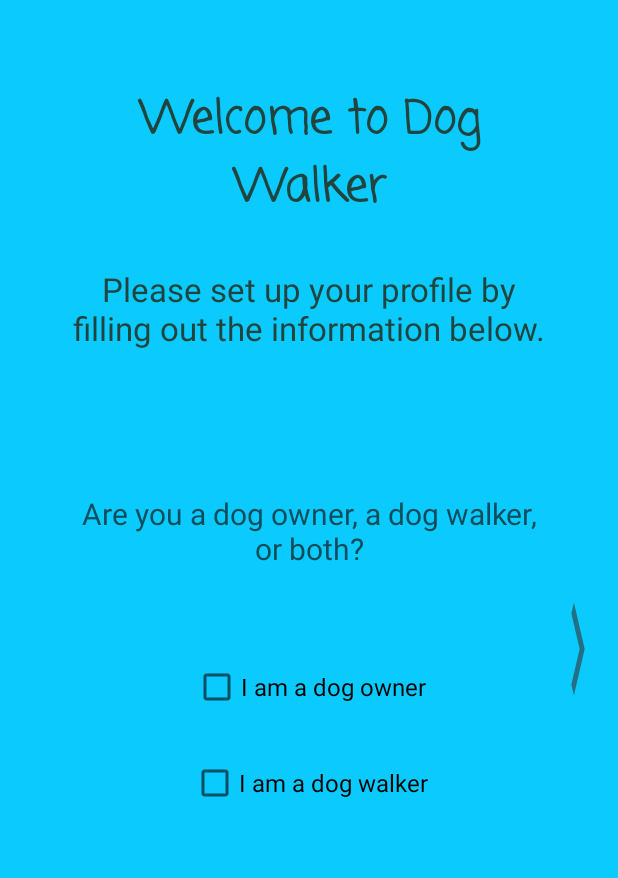
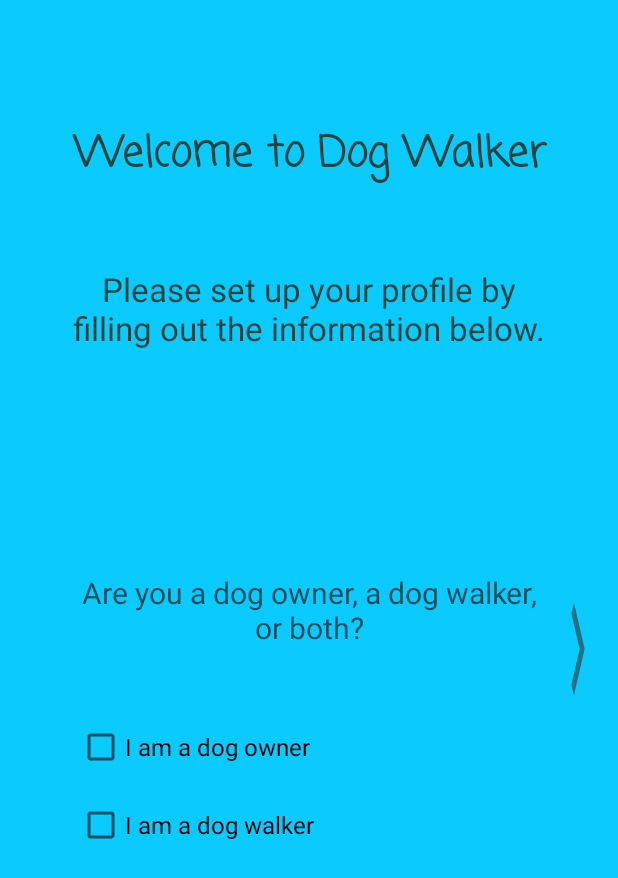
Before and after one commit to alia-io/DogWalker, an Android app: the Fragment1 screen opened directly, with no data from a screen before it, on a phone screen of 412 x 824 dp. Shown: the top 878 px of the screen. Run offline under Robolectric (Android 15) with nearby library versions, the phone set to English and light mode, and no system bars; our stand-ins replace Firebase (no records; nobody signed in at launch, a user with empty details on screens opened directly).

Commit message:
first fragment layout fixes

```diff
--- a/app/src/main/java/com/example/dogwalker/setupprofile/Fragment1.java
+++ b/app/src/main/java/com/example/dogwalker/setupprofile/Fragment1.java
@@ -9,8 +9,10 @@ import android.view.View;
 import android.view.ViewGroup;
 import android.widget.CheckBox;
 import android.widget.CompoundButton;
+import android.widget.EditText;
 import android.widget.LinearLayout;
 import android.widget.NumberPicker;
+import android.widget.TextView;
 
 import androidx.annotation.NonNull;
 import androidx.constraintlayout.widget.ConstraintLayout;
@@ -26,16 +28,21 @@ public class Fragment1 extends Fragment {
     private int dogWalkerTimeId;
     private CheckBox dogOwner;
     private CheckBox dogWalker;
+    private TextView dogOwnerText;
+    private TextView dogWalkerText;
     private LinearLayout dogOwnerTime;
     private LinearLayout dogWalkerTime;
-    private NumberPicker dogOwnerYears;
-    private NumberPicker dogOwnerMonths;
-    private NumberPicker dogOwnerDays;
-    private NumberPicker dogWalkerYears;
-    private NumberPicker dogWalkerMonths;
-    private NumberPicker dogWalkerDays;
-    private ConstraintLayout parentLayout;
-    private ConstraintSet constraintSet;
+    private EditText dogOwnerYears;
+    private EditText dogOwnerMonths;
+    private EditText dogOwnerDays;
+    private EditText dogWalkerYears;
+    private EditText dogWalkerMonths;
+    private EditText dogWalkerDays;
+    private LinearLayout parentLayout;
+    private LinearLayout dogOwnerLayout;
+    private LinearLayout dogWalkerLayout;
+    //private ConstraintLayout parentLayout;
+    //private ConstraintSet constraintSet;
 
     @Override
     public View onCreateView(@NonNull LayoutInflater inflater, ViewGroup container, Bundle savedInstanceState) {
@@ -48,8 +55,13 @@ public class Fragment1 extends Fragment {
             dogWalkerTimeId = R.id.dog_walker_time;
 
             parentLayout = view.findViewById(parentId);
+            dogOwnerLayout = view.findViewById(R.id.dog_owner_layout);
+            dogWalkerLayout = view.findViewById(R.id.dog_walker_layout);
+
             dogOwner = view.findViewById(R.id.dog_owner);
             dogWalker = view.findViewById(dogWalkerId);
+            dogOwnerText = view.findViewById(R.id.owner_instruction);
+            dogWalkerText = view.findViewById(R.id.walker_instruction);
             dogOwnerTime = view.findViewById(R.id.dog_owner_time);
             dogWalkerTime = view.findViewById(dogWalkerTimeId);
 
@@ -60,43 +72,39 @@ public class Fragment1 extends Fragment {
             dogWalkerMonths = view.findViewById(R.id.walker_months);
             dogWalkerDays = view.findViewById(R.id.walker_days);
 
-            dogOwnerYears.setMinValue(0);
-            dogOwnerYears.setMaxValue(99);
-            dogOwnerMonths.setMinValue(0);
-            dogOwnerMonths.setMaxValue(11);
-            dogOwnerDays.setMinValue(0);
-            dogOwnerDays.setMaxValue(30);
-
-            dogWalkerYears.setMinValue(0);
-            dogWalkerYears.setMaxValue(99);
-            dogWalkerMonths.setMinValue(0);
-            dogWalkerMonths.setMaxValue(11);
-            dogWalkerDays.setMinValue(0);
-            dogWalkerDays.setMaxValue(30);
-
-            constraintSet = new ConstraintSet();
-            constraintSet.clone(parentLayout);
+            //constraintSet = new ConstraintSet();
+            //constraintSet.clone(parentLayout);
 
             dogOwner.setOnCheckedChangeListener((buttonView, isChecked) -> {
                 if (isChecked) {
+                    dogOwnerText.setVisibility(View.VISIBLE);
                     dogOwnerTime.setVisibility(View.VISIBLE);
-                    constraintSet.connect(dogWalkerId, ConstraintSet.TOP, R.id.line_75, ConstraintSet.TOP);
+                    //parentLayout.setWeightSum(parentLayout.getWeightSum() + 1f);
+
+                    /*constraintSet.connect(dogWalkerId, ConstraintSet.TOP, R.id.line_75, ConstraintSet.TOP);
                     constraintSet.connect(dogWalkerId, ConstraintSet.BOTTOM, R.id.line_85, ConstraintSet.BOTTOM);
                     constraintSet.connect(dogWalkerTimeId, ConstraintSet.TOP, R.id.line_90, ConstraintSet.TOP);
-                    constraintSet.connect(dogWalkerTimeId, ConstraintSet.BOTTOM, parentId, ConstraintSet.BOTTOM);
+                    constraintSet.connect(dogWalkerTimeId, ConstraintSet.BOTTOM, parentId, ConstraintSet.BOTTOM);*/
                 } else {
+                    dogOwnerText.setVisibility(View.GONE);
                     dogOwnerTime.setVisibility(View.GONE);
-                    constraintSet.connect(dogWalkerId, ConstraintSet.TOP, R.id.line_60, ConstraintSet.TOP);
+                    /*constraintSet.connect(dogWalkerId, ConstraintSet.TOP, R.id.line_60, ConstraintSet.TOP);
                     constraintSet.connect(dogWalkerId, ConstraintSet.BOTTOM, R.id.line_70, ConstraintSet.BOTTOM);
                     constraintSet.connect(dogWalkerTimeId, ConstraintSet.TOP, R.id.line_75, ConstraintSet.TOP);
-                    constraintSet.connect(dogWalkerTimeId, ConstraintSet.BOTTOM, R.id.line_85, ConstraintSet.BOTTOM);
+                    constraintSet.connect(dogWalkerTimeId, ConstraintSet.BOTTOM, R.id.line_85, ConstraintSet.BOTTOM);*/
                 }
-                constraintSet.applyTo(parentLayout);
+                //constraintSet.applyTo(parentLayout);
             });
 
             dogWalker.setOnCheckedChangeListener((buttonView, isChecked) -> {
-                if (isChecked) dogWalkerTime.setVisibility(View.VISIBLE);
-                else dogWalkerTime.setVisibility(View.GONE);
+                if (isChecked) {
+                    dogWalkerText.setVisibility(View.VISIBLE);
+                    dogWalkerTime.setVisibility(View.VISIBLE);
+                }
+                else {
+                    dogWalkerText.setVisibility(View.GONE);
+                    dogWalkerTime.setVisibility(View.GONE);
+                }
             });
         }
 
@@ -117,7 +125,8 @@ public class Fragment1 extends Fragment {
     public void onDetach() {
         super.onDetach();
         fragmentTracker.saveFragment1(dogOwner.isChecked(), dogWalker.isChecked(),
-                dogOwnerYears.getValue(), dogOwnerMonths.getValue(), dogOwnerDays.getValue(),
-                dogWalkerYears.getValue(), dogWalkerMonths.getValue(), dogWalkerDays.getValue());
+                Integer.parseInt(dogOwnerYears.getText().toString()), Integer.parseInt(dogOwnerMonths.getText().toString()),
+                Integer.parseInt(dogOwnerDays.getText().toString()), Integer.parseInt(dogWalkerYears.getText().toString()),
+                Integer.parseInt(dogWalkerMonths.getText().toString()), Integer.parseInt(dogWalkerDays.getText().toString()));
     }
 }
--- a/app/src/main/res/layout/activity_set_up_profile.xml
+++ b/app/src/main/res/layout/activity_set_up_profile.xml
@@ -34,7 +34,7 @@
         android:fontFamily="casual"
         android:textColor="@color/dark_green"
         android:textStyle="bold"
-        android:textSize="30sp"
+        android:textSize="28sp"
         android:gravity="center"
         android:layout_width="0dp"
         android:layout_height="0dp"
--- a/app/src/main/res/layout/fragment_set_up_profile_1.xml
+++ b/app/src/main/res/layout/fragment_set_up_profile_1.xml
@@ -1,22 +1,25 @@
 <?xml version="1.0" encoding="utf-8"?>
-<androidx.constraintlayout.widget.ConstraintLayout
+<LinearLayout
     xmlns:android="http://schemas.android.com/apk/res/android"
     xmlns:app="http://schemas.android.com/apk/res-auto"
     android:id="@+id/fragment_parent"
+    android:orientation="vertical"
     android:layout_width="match_parent"
     android:layout_height="match_parent">
     <TextView
         android:id="@+id/instruction"
-        android:text="@string/set_up_instruction_1a"
+        android:text="@string/set_up_instruction_1"
         android:textColor="@color/turquoise"
         android:textSize="20sp"
         android:gravity="center"
+        android:layout_marginBottom="50dp"
         android:layout_width="wrap_content"
-        android:layout_height="wrap_content"
-        app:layout_constraintRight_toRightOf="parent"
-        app:layout_constraintLeft_toLeftOf="parent"
-        app:layout_constraintTop_toTopOf="parent"
-        app:layout_constraintBottom_toBottomOf="@id/line_25" />
+        android:layout_height="wrap_content" />
+    <LinearLayout
+        android:id="@+id/dog_owner_layout"
+        android:orientation="vertical"
+        android:layout_width="wrap_content"
+        android:layout_height="wrap_content">
         <CheckBox
             android:id="@+id/dog_owner"
             android:text="@string/dog_owner_text"
@@ -24,44 +27,45 @@
             android:checked="false"
             android:gravity="center"
             android:layout_width="wrap_content"
-        android:layout_height="wrap_content"
-        app:layout_constraintRight_toRightOf="parent"
-        app:layout_constraintLeft_toLeftOf="parent"
-        app:layout_constraintTop_toTopOf="@id/line_40"
-        app:layout_constraintBottom_toBottomOf="@id/line_50" />
+            android:layout_height="wrap_content" />
+        <TextView
+            android:id="@+id/owner_instruction"
+            android:text="@string/set_up_instruction_1_owner"
+            android:visibility="gone"
+            android:gravity="center"
+            android:layout_width="wrap_content"
+            android:layout_height="wrap_content" />
         <LinearLayout
             android:id="@+id/dog_owner_time"
             android:visibility="gone"
             android:gravity="center"
             android:orientation="horizontal"
             android:layout_width="wrap_content"
-        android:layout_height="wrap_content"
-        app:layout_constraintRight_toRightOf="parent"
-        app:layout_constraintLeft_toLeftOf="parent"
-        app:layout_constraintTop_toTopOf="@id/line_55"
-        app:layout_constraintBottom_toBottomOf="@id/line_65">
-        <TextView
-            android:text="@string/set_up_instruction_1b"
-            android:layout_width="wrap_content"
-            android:layout_height="wrap_content" />
-        <NumberPicker
+            android:layout_height="wrap_content">
+            <EditText
                 android:id="@+id/owner_years"
+                android:inputType="number"
+                android:maxLength="2"
                 android:layout_width="wrap_content"
                 android:layout_height="wrap_content" />
             <TextView
                 android:text="@string/years"
                 android:layout_width="wrap_content"
                 android:layout_height="wrap_content" />
-        <NumberPicker
+            <EditText
                 android:id="@+id/owner_months"
+                android:inputType="number"
+                android:maxLength="2"
                 android:layout_width="wrap_content"
                 android:layout_height="wrap_content" />
             <TextView
                 android:text="@string/months"
                 android:layout_width="wrap_content"
                 android:layout_height="wrap_content" />
-        <NumberPicker
+            <EditText
                 android:id="@+id/owner_days"
+                android:inputType="number"
+                android:maxLength="2"
                 android:layout_width="wrap_content"
                 android:layout_height="wrap_content" />
             <TextView
@@ -69,51 +73,58 @@
                 android:layout_width="wrap_content"
                 android:layout_height="wrap_content" />
         </LinearLayout>
+    </LinearLayout>
+    <LinearLayout
+        android:id="@+id/dog_walker_layout"
+        android:layout_marginTop="20dp"
+        android:orientation="vertical"
+        android:layout_width="wrap_content"
+        android:layout_height="wrap_content">
         <CheckBox
             android:id="@+id/dog_walker"
             android:text="@string/dog_walker_text"
             android:textSize="16sp"
             android:checked="false"
+            android:layout_width="wrap_content"
+            android:layout_height="wrap_content" />
+        <TextView
+            android:id="@+id/walker_instruction"
+            android:text="@string/set_up_instruction_1_owner"
+            android:visibility="gone"
             android:gravity="center"
             android:layout_width="wrap_content"
-        android:layout_height="wrap_content"
-        app:layout_constraintLeft_toLeftOf="parent"
-        app:layout_constraintRight_toRightOf="parent"
-        app:layout_constraintTop_toTopOf="@id/line_60"
-        app:layout_constraintBottom_toBottomOf="@id/line_70" />
+            android:layout_height="wrap_content" />
         <LinearLayout
             android:id="@+id/dog_walker_time"
             android:visibility="gone"
             android:gravity="center"
             android:orientation="horizontal"
             android:layout_width="wrap_content"
-        android:layout_height="wrap_content"
-        app:layout_constraintRight_toRightOf="parent"
-        app:layout_constraintLeft_toLeftOf="parent"
-        app:layout_constraintTop_toTopOf="@id/line_75"
-        app:layout_constraintBottom_toBottomOf="@id/line_85">
-        <TextView
-            android:text="@string/set_up_instruction_1b"
-            android:layout_width="wrap_content"
-            android:layout_height="wrap_content" />
-        <NumberPicker
+            android:layout_height="wrap_content">
+            <EditText
                 android:id="@+id/walker_years"
+                android:inputType="number"
+                android:maxLength="2"
                 android:layout_width="wrap_content"
                 android:layout_height="wrap_content" />
             <TextView
                 android:text="@string/years"
                 android:layout_width="wrap_content"
                 android:layout_height="wrap_content" />
-        <NumberPicker
+            <EditText
                 android:id="@+id/walker_months"
+                android:inputType="number"
+                android:maxLength="2"
                 android:layout_width="wrap_content"
                 android:layout_height="wrap_content" />
             <TextView
                 android:text="@string/months"
                 android:layout_width="wrap_content"
                 android:layout_height="wrap_content" />
-        <NumberPicker
+            <EditText
                 android:id="@+id/walker_days"
+                android:inputType="number"
+                android:maxLength="2"
                 android:layout_width="wrap_content"
                 android:layout_height="wrap_content" />
             <TextView
@@ -121,24 +132,5 @@
                 android:layout_width="wrap_content"
                 android:layout_height="wrap_content" />
         </LinearLayout>
-    <androidx.constraintlayout.widget.Guideline android:id="@+id/line_25" android:orientation="horizontal"
-        android:layout_width="wrap_content" android:layout_height="wrap_content" app:layout_constraintGuide_percent="0.25" />
-    <androidx.constraintlayout.widget.Guideline android:id="@+id/line_40" android:orientation="horizontal"
-        android:layout_width="wrap_content" android:layout_height="wrap_content" app:layout_constraintGuide_percent="0.4" />
-    <androidx.constraintlayout.widget.Guideline android:id="@+id/line_50" android:orientation="horizontal"
-        android:layout_width="wrap_content" android:layout_height="wrap_content" app:layout_constraintGuide_percent="0.5" />
-    <androidx.constraintlayout.widget.Guideline android:id="@+id/line_55" android:orientation="horizontal"
-        android:layout_width="wrap_content" android:layout_height="wrap_content" app:layout_constraintGuide_percent="0.55" />
-    <androidx.constraintlayout.widget.Guideline android:id="@+id/line_60" android:orientation="horizontal"
-        android:layout_width="wrap_content" android:layout_height="wrap_content" app:layout_constraintGuide_percent="0.6" />
-    <androidx.constraintlayout.widget.Guideline android:id="@+id/line_65" android:orientation="horizontal"
-        android:layout_width="wrap_content" android:layout_height="wrap_content" app:layout_constraintGuide_percent="0.65" />
-    <androidx.constraintlayout.widget.Guideline android:id="@+id/line_70" android:orientation="horizontal"
-        android:layout_width="wrap_content" android:layout_height="wrap_content" app:layout_constraintGuide_percent="0.7" />
-    <androidx.constraintlayout.widget.Guideline android:id="@+id/line_75" android:orientation="horizontal"
-        android:layout_width="wrap_content" android:layout_height="wrap_content" app:layout_constraintGuide_percent="0.75" />
-    <androidx.constraintlayout.widget.Guideline android:id="@+id/line_85" android:orientation="horizontal"
-        android:layout_width="wrap_content" android:layout_height="wrap_content" app:layout_constraintGuide_percent="0.85" />
-    <androidx.constraintlayout.widget.Guideline android:id="@+id/line_90" android:orientation="horizontal"
-        android:layout_width="wrap_content" android:layout_height="wrap_content" app:layout_constraintGuide_percent="0.9" />
-</androidx.constraintlayout.widget.ConstraintLayout>
+    </LinearLayout>
+</LinearLayout>
--- a/app/src/main/res/values/strings.xml
+++ b/app/src/main/res/values/strings.xml
@@ -18,8 +18,9 @@
     <string name="reset_password_text">Send Password Reset Email</string>
     <string name="set_up_greeting_1">Welcome to Dog Walker</string>
     <string name="set_up_greeting_2">Please set up your profile by filling out the information below.</string>
-    <string name="set_up_instruction_1a">Are you a dog owner, a dog walker, or both?</string>
-    <string name="set_up_instruction_1b">How long?</string>
+    <string name="set_up_instruction_1">Are you a dog owner, a dog walker, or both?</string>
+    <string name="set_up_instruction_1_owner">How long have you been a dog owner?</string>
+    <string name="set_up_instruction_1_walker">How long have you been a dog walker?</string>
     <string name="years">years,</string>
     <string name="months">months,</string>
     <string name="days">days</string>
```
Lines whose indentation alone changed are shown as unchanged.
